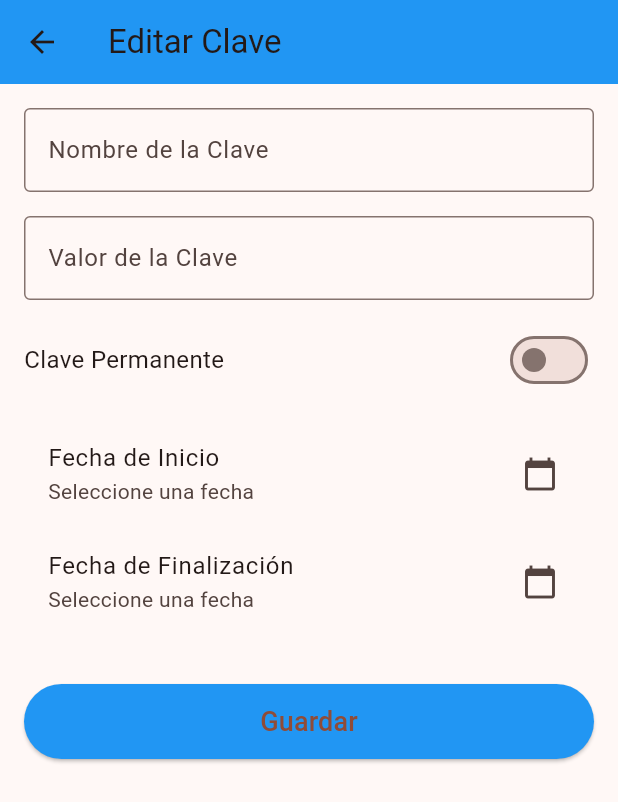
After one commit to danielorviz/IntelligentMailbox, a Flutter app: the EditAuthKeyScreen screen opened directly, after a tap on "Fecha de Finalización", on a phone screen of 412 x 824 dp. The commit adds this screen. Shown: the top 802 px of the screen. Run offline on Flutter 3.47's test engine with Material 3 defaults, Android fonts, the phone set to English and light mode, and no system bars; our stand-ins replace firebase_auth, firebase_core, firebase_database, fl_chart, google_sign_in, rxdart and 1 more; accounts and stored records are empty; generated files the repository leaves out were written again.

Commit message:
Esqueleto gestion claves. Gestion configuracion

```diff
--- a/intelligent_mailbox_app/lib/models/authorized_key.dart
+++ b/intelligent_mailbox_app/lib/models/authorized_key.dart
@@ -15,13 +15,13 @@ class AuthorizedKey {
     required this.value,
   });
 
-  factory AuthorizedKey.fromMap(Map<dynamic, dynamic> data) {
+  factory AuthorizedKey.fromMap(Map<dynamic, dynamic> data, String documentId) {
     return AuthorizedKey(
       initDate: data['initDate'] ?? 0,
       permanent: data['permanent'] ?? false,
       name: data['name'] ?? '',
       finishDate: data['finishDate'] ?? 0,
-      id: data['id'] ?? '',
+      id: documentId,
       value: data['value'] ?? '',
     );
   }
@@ -32,7 +32,6 @@ class AuthorizedKey {
       'permanent': permanent,
       'name': name,
       'finishDate': finishDate,
-      'id': id,
       'value': value,
     };
   }
--- a/intelligent_mailbox_app/lib/models/authorized_package.dart
+++ b/intelligent_mailbox_app/lib/models/authorized_package.dart
@@ -11,11 +11,11 @@ class AuthorizedPackage {
     required this.value,
   });
 
-  factory AuthorizedPackage.fromMap(Map<dynamic, dynamic> data) {
+  factory AuthorizedPackage.fromMap(Map<dynamic, dynamic> data, String documentId) {
     return AuthorizedPackage(
       permanent: data['permanent'] ?? false,
       name: data['name'] ?? '',
-      id: data['id'] ?? '',
+      id: documentId,
       value: data['value'] ?? '',
     );
   }
--- /dev/null
+++ b/intelligent_mailbox_app/lib/pages/edit_auth_key.dart
@@ -0,0 +1,209 @@
+import 'package:flutter/material.dart';
+import 'package:intelligent_mailbox_app/models/authorized_key.dart';
+
+class EditAuthKeyScreen extends StatefulWidget {
+  final AuthorizedKey? keyData;
+
+  const EditAuthKeyScreen({super.key, this.keyData});
+
+  @override
+  State<EditAuthKeyScreen> createState() => _EditKeyScreenState();
+}
+
+class _EditKeyScreenState extends State<EditAuthKeyScreen> {
+  final _formKey = GlobalKey<FormState>();
+  late TextEditingController _nameController;
+  late TextEditingController _valueController;
+  DateTime? _initDate;
+  DateTime? _finishDate;
+  bool _isPermanent = false;
+
+  @override
+  void initState() {
+    super.initState();
+    _nameController = TextEditingController(text: widget.keyData?.name ?? '');
+    _valueController = TextEditingController(text: widget.keyData?.value ?? '');
+    _initDate =
+        widget.keyData != null
+            ? DateTime.fromMillisecondsSinceEpoch(
+              widget.keyData!.initDate * 1000,
+            )
+            : null;
+    _finishDate =
+        widget.keyData != null
+            ? DateTime.fromMillisecondsSinceEpoch(
+              widget.keyData!.finishDate * 1000,
+            )
+            : null;
+    _isPermanent = widget.keyData?.permanent ?? false;
+  }
+
+  Future<void> _selectDate(BuildContext context, bool isStartDate) async {
+    final DateTime now = DateTime.now();
+    final DateTime? pickedDate = await showDatePicker(
+      context: context,
+      initialDate:
+          isStartDate
+              ? (_initDate ?? now)
+              : (_finishDate ??
+                  (now.isAfter(_initDate ?? now) ? now : _initDate!)),
+      firstDate: isStartDate ? now : (_initDate ?? now),
+      lastDate: DateTime(2100),
+    );
+
+    if (pickedDate != null) {
+      if (context.mounted) {
+        final TimeOfDay? pickedTime = await showTimePicker(
+          context: context,
+          initialTime: TimeOfDay.fromDateTime(
+            isStartDate ? (_initDate ?? now) : (_finishDate ?? now),
+          ),
+        );
+        if (pickedTime != null) {
+          final DateTime combinedDateTime = DateTime(
+            pickedDate.year,
+            pickedDate.month,
+            pickedDate.day,
+            pickedTime.hour,
+            pickedTime.minute,
+          );
+
+          setState(() {
+            if (isStartDate) {
+              _initDate = combinedDateTime;
+              if (_finishDate != null && _finishDate!.isBefore(_initDate!)) {
+                _finishDate = null;
+              }
+            } else {
+              if (combinedDateTime.isAfter(_initDate!)) {
+                _finishDate = combinedDateTime;
+              } else {
+                ScaffoldMessenger.of(context).showSnackBar(
+                  const SnackBar(
+                    content: Text(
+                      'La fecha de finalización debe ser posterior a la de inicio',
+                    ),
+                  ),
+                );
+              }
+            }
+          });
+        }
+      }
+    }
+  }
+
+  void _saveKey() {
+    if (_formKey.currentState!.validate()) {
+      final newKey = AuthorizedKey(
+        initDate: _initDate?.millisecondsSinceEpoch ?? 0,
+        permanent: _isPermanent,
+        name: _nameController.text,
+        value: _valueController.text,
+        id: "newKey",
+        finishDate: _finishDate?.millisecondsSinceEpoch ?? 0,
+      );
+
+      print('Guardado: ${newKey.toMap()}');
+      Navigator.pop(context);
+    }
+  }
+
+  @override
+  Widget build(BuildContext context) {
+    return Scaffold(
+      appBar: AppBar(
+        title: const Text("Editar Clave"),
+        backgroundColor: Colors.blue,
+      ),
+      body: SingleChildScrollView(
+        padding: const EdgeInsets.all(16.0),
+        child: Form(
+          key: _formKey,
+          child: Column(
+            crossAxisAlignment: CrossAxisAlignment.start,
+            children: [
+              TextFormField(
+                controller: _nameController,
+                decoration: const InputDecoration(
+                  labelText: 'Nombre de la Clave',
+                  border: OutlineInputBorder(),
+                ),
+                validator: (value) {
+                  if (value == null || value.isEmpty) {
+                    return 'Por favor, ingrese un nombre';
+                  }
+                  return null;
+                },
+              ),
+              const SizedBox(height: 16),
+              TextFormField(
+                controller: _valueController,
+                decoration: const InputDecoration(
+                  labelText: 'Valor de la Clave',
+                  border: OutlineInputBorder(),
+                ),
+                validator: (value) {
+                  if (value == null || value.isEmpty) {
+                    return 'Por favor, ingrese un valor';
+                  }
+                  return null;
+                },
+              ),
+              const SizedBox(height: 16),
+              Row(
+                mainAxisAlignment: MainAxisAlignment.spaceBetween,
+                children: [
+                  const Text(
+                    'Clave Permanente',
+                    style: TextStyle(fontSize: 16),
+                  ),
+                  Switch(
+                    value: _isPermanent,
+                    onChanged: (value) {
+                      setState(() {
+                        _isPermanent = value;
+                      });
+                    },
+                  ),
+                ],
+              ),
+              if (!_isPermanent) ...[
+                const SizedBox(height: 16),
+                ListTile(
+                  title: const Text('Fecha de Inicio'),
+                  subtitle: Text(
+                    _initDate != null
+                        ? _initDate!.toLocal().toString()
+                        : 'Seleccione una fecha',
+                  ),
+                  trailing: const Icon(Icons.calendar_today),
+                  onTap: () => _selectDate(context, true),
+                ),
+                ListTile(
+                  title: const Text('Fecha de Finalización'),
+                  subtitle: Text(
+                    _finishDate != null
+                        ? _finishDate!.toLocal().toString()
+                        : 'Seleccione una fecha',
+                  ),
+                  trailing: const Icon(Icons.calendar_today),
+                  onTap: () => _selectDate(context, false),
+                ),
+              ],
+              const SizedBox(height: 32),
+              ElevatedButton(
+                onPressed: _saveKey,
+                style: ElevatedButton.styleFrom(
+                  minimumSize: const Size(double.infinity, 50),
+                  backgroundColor: Colors.blue,
+                ),
+                child: const Text('Guardar', style: TextStyle(fontSize: 18)),
+              ),
+            ],
+          ),
+        ),
+      ),
+    );
+  }
+}
--- a/intelligent_mailbox_app/lib/pages/tabs/home_tab.dart
+++ b/intelligent_mailbox_app/lib/pages/tabs/home_tab.dart
@@ -1,4 +1,5 @@
 import 'package:flutter/material.dart';
+import 'package:intelligent_mailbox_app/services/mailbox_service.dart';
 import 'package:intelligent_mailbox_app/utils/custom_colors.dart';
 import 'package:provider/provider.dart';
 import 'package:intelligent_mailbox_app/providers/mailbox_provider.dart';
--- a/intelligent_mailbox_app/lib/services/mailbox_service.dart
+++ b/intelligent_mailbox_app/lib/services/mailbox_service.dart
@@ -3,6 +3,14 @@ import 'package:intelligent_mailbox_app/models/mailbox.dart';
 import 'package:intelligent_mailbox_app/models/mailbox_notification.dart';
 
 class MailboxService {
+
+  static final MailboxService _instance = MailboxService._internal();
+
+  MailboxService._internal();
+
+  factory MailboxService() {
+    return _instance;
+  }
 
   final DatabaseReference _database = FirebaseDatabase.instance.ref();
 
--- a/intelligent_mailbox_app/lib/widgets/bottom_navigation.dart
+++ b/intelligent_mailbox_app/lib/widgets/bottom_navigation.dart
@@ -36,11 +36,6 @@ class BottomNavigation extends StatelessWidget {
           label: AppLocalizations.of(context)!.packages,
           backgroundColor: CustomColors.primaryBlue,
         ),
-        BottomNavigationBarItem(
-          icon: Icon(Icons.person),
-          label: 'Profile',
-          backgroundColor: CustomColors.primaryBlue,
-        ),
       ],
       currentIndex: selectedIndex,
       selectedItemColor: CustomColors.secondaryBlue,
--- a/intelligent_mailbox_app/pubspec.yaml
+++ b/intelligent_mailbox_app/pubspec.yaml
@@ -32,6 +32,7 @@ dependencies:
     sdk: flutter
   flutter_localizations:
     sdk: flutter
+  shared_preferences: ^2.5.2
   intl: any
   firebase_core: ^3.12.1
   firebase_auth: ^5.5.1
```
Also changed, not shown: intelligent_mailbox_app/lib/models/mailbox.dart (+29 -15 lines), intelligent_mailbox_app/lib/pages/home_page.dart (+3 -4 lines), intelligent_mailbox_app/lib/pages/mailbox_settings.dart (added, +165 -0 lines), intelligent_mailbox_app/lib/pages/mailbox_tab.dart (deleted, +0 -17 lines), intelligent_mailbox_app/lib/pages/tabs/auth_keys_tab.dart (added, +88 -0 lines), intelligent_mailbox_app/lib/pages/tabs/settings_tab.dart (deleted, +0 -17 lines), intelligent_mailbox_app/lib/widgets/drawer_menu.dart (+13 -0 lines).
